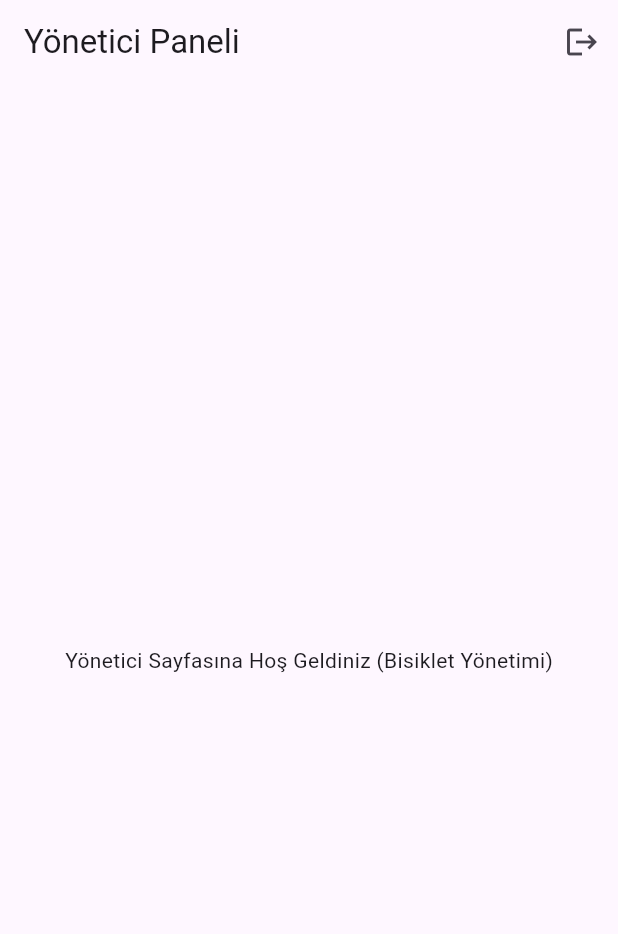
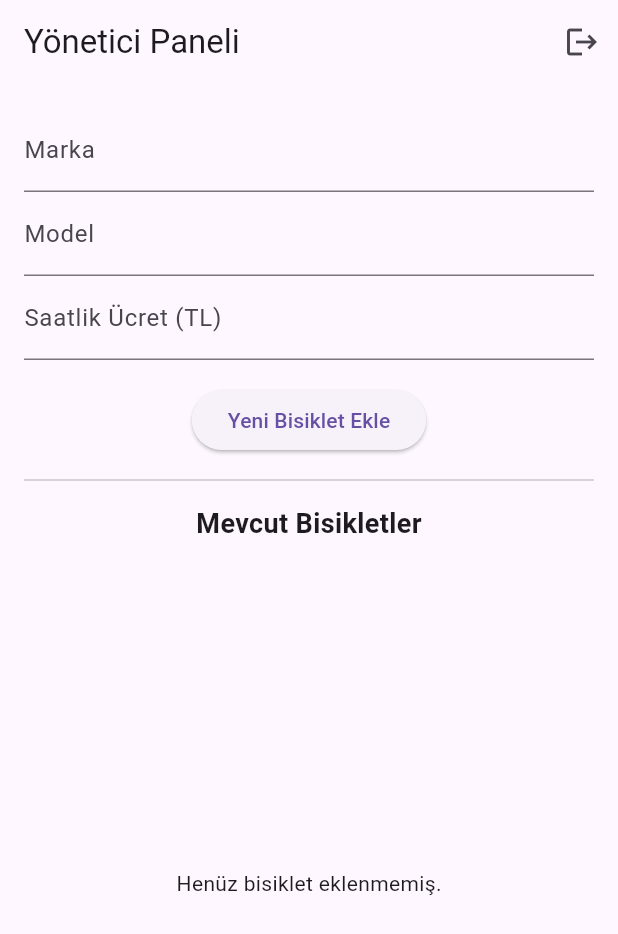
Before and after one commit to bakidokmeci/243301014_HasanBakiDokmeci_Flutter_Proje, a Flutter app: the AdminHome screen opened directly, on a phone screen of 412 x 824 dp. Shown: the top 934 px of the screen. Run offline on Flutter 3.47's test engine with Material 3 defaults, Android fonts, the light colour scheme and no system bars; our stand-ins replace supabase_flutter; accounts and stored records are empty.

Commit message:
Admin paneli icin bisiklet ekleme cıkarma islemleri eklendi.

```diff
--- a/lib/screens/admin_home.dart
+++ b/lib/screens/admin_home.dart
@@ -2,8 +2,92 @@ import 'package:flutter/material.dart';
 import 'package:supabase_flutter/supabase_flutter.dart';
 import 'login_screen.dart';
 
-class AdminHome extends StatelessWidget {
+class AdminHome extends StatefulWidget {
   const AdminHome({super.key});
+
+  @override
+  State<AdminHome> createState() => _AdminHomeState();
+}
+
+class _AdminHomeState extends State<AdminHome> {
+  final _brandController = TextEditingController();
+  final _modelController = TextEditingController();
+  final _rateController = TextEditingController();
+  List<dynamic> _bikes = [];
+  bool _isLoading = false;
+
+  @override
+  void initState() {
+    super.initState();
+    _fetchBikes();
+  }
+
+  void _fetchBikes() async {
+    try {
+      final data = await Supabase.instance.client
+          .from('bikes')
+          .select()
+          .order('id', ascending: false);
+      if (mounted) {
+        setState(() {
+          _bikes = data;
+        });
+      }
+    } catch (error) {
+      _showSnackBar('Veri çekme hatası: ${error.toString()}');
+    }
+  }
+
+  void _addBike() async {
+    if (_brandController.text.isEmpty || _modelController.text.isEmpty || _rateController.text.isEmpty) {
+      _showSnackBar('Lütfen tüm alanları doldurun');
+      return;
+    }
+
+    setState(() => _isLoading = true);
+    try {
+      await Supabase.instance.client.from('bikes').insert({
+        'brand': _brandController.text.trim(),
+        'model': _modelController.text.trim(),
+        'hourly_rate': double.parse(_rateController.text.trim()),
+      });
+
+      _brandController.clear();
+      _modelController.clear();
+      _rateController.clear();
+      _fetchBikes();
+      _showSnackBar('Bisiklet başarıyla eklendi');
+    } catch (error) {
+      _showSnackBar('Ekleme hatası: ${error.toString()}');
+    } finally {
+      if (mounted) {
+        setState(() => _isLoading = false);
+      }
+    }
+  }
+
+  void _deleteBike(int id) async {
+    try {
+      await Supabase.instance.client.from('bikes').delete().eq('id', id);
+      _fetchBikes();
+      _showSnackBar('Bisiklet silindi');
+    } catch (error) {
+      _showSnackBar('Silme hatası: ${error.toString()}');
+    }
+  }
+
+  void _showSnackBar(String message) {
+    if (!mounted) return;
+    ScaffoldMessenger.of(context).showSnackBar(SnackBar(content: Text(message)));
+  }
+
+  @override
+  void dispose() {
+    _brandController.dispose();
+    _modelController.dispose();
+    _rateController.dispose();
+    super.dispose();
+  }
 
   @override
   Widget build(BuildContext context) {
@@ -15,6 +99,7 @@ class AdminHome extends StatelessWidget {
             icon: const Icon(Icons.logout),
             onPressed: () async {
               await Supabase.instance.client.auth.signOut();
+              if (!mounted) return;
               Navigator.pushReplacement(
                 context,
                 MaterialPageRoute(builder: (context) => const LoginScreen()),
@@ -23,8 +108,58 @@ class AdminHome extends StatelessWidget {
           ),
         ],
       ),
-      body: const Center(
-        child: Text('Yönetici Sayfasına Hoş Geldiniz (Bisiklet Yönetimi)'),
+      body: Padding(
+        padding: const EdgeInsets.all(16.0),
+        child: Column(
+          children: [
+            TextField(
+              controller: _brandController,
+              decoration: const InputDecoration(labelText: 'Marka'),
+            ),
+            TextField(
+              controller: _modelController,
+              decoration: const InputDecoration(labelText: 'Model'),
+            ),
+            TextField(
+              controller: _rateController,
+              decoration: const InputDecoration(labelText: 'Saatlik Ücret (TL)'),
+              keyboardType: TextInputType.number,
+            ),
+            const SizedBox(height: 16),
+            _isLoading
+                ? const CircularProgressIndicator()
+                : ElevatedButton(
+                    onPressed: _addBike,
+                    child: const Text('Yeni Bisiklet Ekle'),
+                  ),
+            const Divider(height: 32),
+            const Text(
+              'Mevcut Bisikletler',
+              style: TextStyle(fontSize: 18, fontWeight: FontWeight.bold),
+            ),
+            const SizedBox(height: 8),
+            Expanded(
+              child: _bikes.isEmpty
+                  ? const Center(child: Text('Henüz bisiklet eklenmemiş.'))
+                  : ListView.builder(
+                      itemCount: _bikes.length,
+                      itemBuilder: (context, index) {
+                        final bike = _bikes[index];
+                        return Card(
+                          child: ListTile(
+                            title: Text('${bike['brand']} - ${bike['model']}'),
+                            subtitle: Text('Saatlik: ${bike['hourly_rate']} TL'),
+                            trailing: IconButton(
+                              icon: const Icon(Icons.delete, color: Colors.red),
+                              onPressed: () => _deleteBike(bike['id']),
+                            ),
+                          ),
+                        );
+                      },
+                    ),
+            ),
+          ],
+        ),
       ),
     );
   }
```
